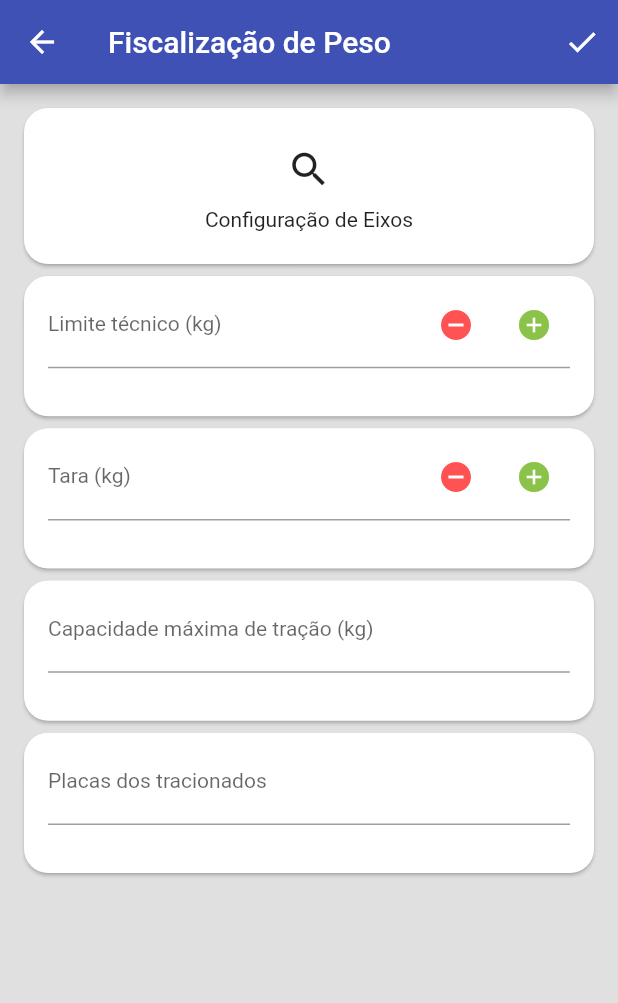
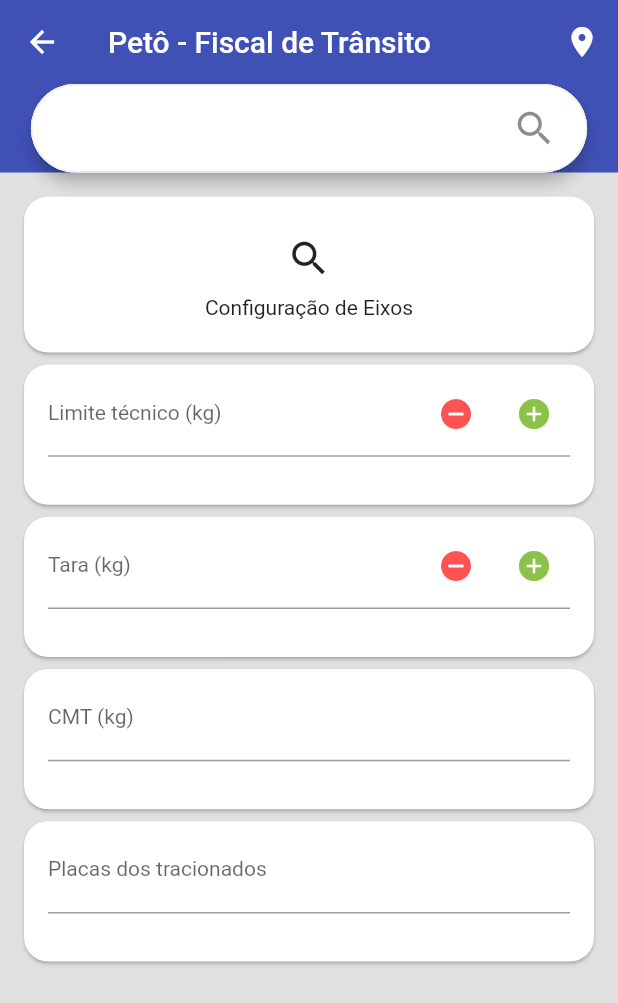
Before and after one commit to fabiotavares/fiscal, a Flutter app: the screen it shows after launch, after a tap on "Fiscalização de Peso", on a phone screen of 412 x 824 dp. Shown: the top 1003 px of the screen. Run offline on Flutter 3.47's test engine with Material 2 defaults, Android fonts, the phone set to English and light mode, and no system bars; our stand-ins replace flutter_icons, flutter_mobx, flutter_modular, flutter_screenutil, get, mobx; missing offline and left inert: ff_navigation_bar; generated files the repository leaves out were written again.

Commit message:
home app bar

```diff
--- /dev/null
+++ b/lib/app/components/home_appbar.dart
@@ -0,0 +1,69 @@
+import 'package:fiscal/app/components/theme_utils.dart';
+import 'package:fiscal/app/modules/peso/peso_controller.dart';
+import 'package:flutter/material.dart';
+import 'package:flutter_screenutil/flutter_screenutil.dart';
+
+// personalizando widget...
+class HomeAppBar extends PreferredSize {
+  final PesoController controller;
+  HomeAppBar(this.controller)
+      : super(
+          preferredSize: Size(double.infinity, 115),
+          child: AppBar(
+              backgroundColor: Colors.grey[300],
+              title: Text('Petô - Fiscal de Trânsito', style: TextStyle(color: Colors.white)),
+              actions: [
+                IconButton(
+                  icon: Icon(Icons.location_on),
+                  onPressed: () {},
+                ),
+              ],
+              elevation: 0,
+              // construindo o campo de pesquisa diferenciado
+              flexibleSpace: Stack(
+                children: [
+                  Container(
+                    // é esse camarada que está colocando a cor verde
+                    height: 120, //115,
+                    width: double.infinity,
+                    color: ThemeUtils.primaryColor,
+                  ),
+                  // Align? novidade pra mim!!
+                  Align(
+                    alignment: Alignment.bottomCenter,
+                    child: Container(
+                      width: ScreenUtil().screenWidth * .9,
+                      child: Material(
+                        // material pra colocar um elevation no campo de pesqusia
+                        elevation: 4,
+                        borderRadius: BorderRadius.circular(30),
+                        child: TextFormField(
+                          decoration: InputDecoration(
+                            // fillColor e filled precisam ser configurados em conjunto
+                            fillColor: Colors.white,
+                            filled: true,
+                            suffixIcon: Padding(
+                              padding: const EdgeInsets.only(right: 20),
+                              child: Icon(Icons.search, size: 30),
+                            ),
+                            border: OutlineInputBorder(
+                              borderRadius: BorderRadius.circular(30),
+                              borderSide: BorderSide(color: Colors.grey[200]),
+                            ),
+                            focusedBorder: OutlineInputBorder(
+                              borderRadius: BorderRadius.circular(30),
+                              borderSide: BorderSide(color: Colors.grey[200]),
+                            ),
+                            enabledBorder: OutlineInputBorder(
+                              borderRadius: BorderRadius.circular(30),
+                              borderSide: BorderSide(color: Colors.grey[200]),
+                            ),
+                          ),
+                        ),
+                      ),
+                    ),
+                  ),
+                ],
+              )),
+        );
+}
--- a/lib/app/components/text_field_soma/text_field_soma_widget.dart
+++ b/lib/app/components/text_field_soma/text_field_soma_widget.dart
@@ -6,9 +6,9 @@ import 'package:flutter_mobx/flutter_mobx.dart';
 
 class TextFieldSomaWidget extends StatelessWidget {
   // classe para persistir algumas informações na tela
-  final TextFieldSomaController controller;
+  final TextFieldSomaController textFieldSomaController;
   // controle do total exibido e repassado para quem chamou
-  final TextEditingController textFieldController;
+  final TextEditingController textEditingController;
   // controle apenas local para se obter um novo valor a ser somado
   final TextEditingController _newValue = TextEditingController();
   // rótulo a ser exibido
@@ -16,8 +16,8 @@ class TextFieldSomaWidget extends StatelessWidget {
 
   TextFieldSomaWidget({
     Key key,
-    @required this.controller,
-    @required this.textFieldController,
+    @required this.textFieldSomaController,
+    @required this.textEditingController,
     @required this.label,
   }) : super(key: key);
 
@@ -28,7 +28,7 @@ class TextFieldSomaWidget extends StatelessWidget {
       children: [
         TextFormField(
           readOnly: true,
-          controller: textFieldController,
+          controller: textEditingController,
           decoration: InputDecoration(
             labelText: label,
             labelStyle: TextStyle(fontSize: 14),
@@ -43,7 +43,7 @@ class TextFieldSomaWidget extends StatelessWidget {
                       color: ThemeUtils.theme.errorColor,
                     ),
                     onPressed: () {
-                      controller.remove(textFieldController);
+                      textFieldSomaController.remove(textEditingController);
                     },
                   ),
                   IconButton(
@@ -55,7 +55,7 @@ class TextFieldSomaWidget extends StatelessWidget {
                       GetDoubleNumberDialog.show(context: context, valueController: _newValue).then((value) {
                         if (_newValue.text.isNotEmpty) {
                           try {
-                            controller.add(textFieldController, double.parse(_newValue.text));
+                            textFieldSomaController.add(textEditingController, double.parse(_newValue.text));
                           } catch (e) {
                             // TODO
                           }
@@ -72,7 +72,7 @@ class TextFieldSomaWidget extends StatelessWidget {
           return Padding(
             padding: const EdgeInsets.only(left: 8.0, top: 8.0, bottom: 4.0),
             child: Text(
-              controller.contaMontada,
+              textFieldSomaController.contaMontada,
               style: TextStyle(color: Colors.grey),
             ),
           );
--- a/lib/app/modules/home/home_page.dart
+++ b/lib/app/modules/home/home_page.dart
@@ -1,3 +1,4 @@
+import 'package:fiscal/app/components/home_appbar.dart';
 import 'package:fiscal/app/components/theme_utils.dart';
 import 'package:flutter/material.dart';
 import 'package:flutter_icons/flutter_icons.dart';
@@ -22,9 +23,12 @@ class _HomePageState extends ModularState<HomePage, HomeController> {
     ThemeUtils.init(context);
 
     return Scaffold(
-      appBar: AppBar(
-        title: Text(widget.title),
-      ),
+      drawer: Drawer(),
+      backgroundColor: Colors.grey[300],
+      appBar: HomeAppBar(null),
+      // appBar: AppBar(
+      //   title: Text(widget.title),
+      // ),
       body: Padding(
         padding: const EdgeInsets.all(12.0),
         child: ListView(
--- a/lib/app/modules/peso/peso_controller.dart
+++ b/lib/app/modules/peso/peso_controller.dart
@@ -22,9 +22,9 @@ abstract class _PesoControllerBase with Store {
   TextEditingController pesoAferidoController = TextEditingController();
 
   // atributos necessários para os componentes de somatório
-  TextFieldSomaController limiteTecnico = TextFieldSomaController();
-  TextFieldSomaController tara = TextFieldSomaController();
-  TextFieldSomaController pesoDeclarado = TextFieldSomaController();
+  TextFieldSomaController limiteTecnicoSomaController = TextFieldSomaController();
+  TextFieldSomaController taraSomaController = TextFieldSomaController();
+  TextFieldSomaController pesoDeclaradoSomaController = TextFieldSomaController();
 
   @observable
   VeiculoPesoModel veiculoModel;
--- a/lib/app/modules/peso/peso_page.dart
+++ b/lib/app/modules/peso/peso_page.dart
@@ -1,8 +1,8 @@
 import 'package:ff_navigation_bar/ff_navigation_bar.dart';
 import 'package:fiscal/app/components/configuracao_peso_item.dart';
+import 'package:fiscal/app/components/home_appbar.dart';
 import 'package:fiscal/app/components/sim_ou_nao_dialog.dart';
 import 'package:fiscal/app/components/text_field_soma/text_field_soma_widget.dart';
-import 'package:fiscal/app/components/text_field_soma/text_field_soma_controller.dart';
 import 'package:fiscal/app/components/theme_utils.dart';
 import 'package:fiscal/app/model/veiculo_peso_model.dart';
 import 'package:fiscal/app/model/fiscalizacao_peso_model.dart';
@@ -40,20 +40,36 @@ class _PesoPageState extends ModularState<PesoPage, PesoController> {
       child: Observer(
         builder: (context) => Scaffold(
           backgroundColor: Colors.grey[300],
-          appBar: AppBar(
-            title: Text(widget.title),
-            actions: [
-              IconButton(
-                icon: Icon(Icons.check),
-                onPressed: () {
-                  final dados = validaDados();
-                  if (dados != null) {
-                    Modular.to.pushNamed('/peso/infracoes_peso', arguments: dados);
-                  }
-                },
-              )
-            ],
-          ),
+          appBar: HomeAppBar(controller),
+          // AppBar(
+          //   backgroundColor: Colors.grey[300],
+          //   elevation: 0,
+          //   title: Text(
+          //     widget.title,
+          //     style: TextStyle(color: ThemeUtils.primaryColor),
+          //   ),
+          //   actions: [
+          //     Container(
+          //       margin: EdgeInsets.all(10),
+          //       decoration: BoxDecoration(
+          //         color: ThemeUtils.accentColor,
+          //       ),
+          //       child: IconButton(
+          //         padding: EdgeInsets.all(10.0),
+          //         icon: Icon(
+          //           Icons.check,
+          //           size: 40,
+          //         ),
+          //         onPressed: () {
+          //           final dados = validaDados();
+          //           if (dados != null) {
+          //             Modular.to.pushNamed('/peso/infracoes_peso', arguments: dados);
+          //           }
+          //         },
+          //       ),
+          //     )
+          //   ],
+          // ),
           body: Observer(builder: (_) {
             return PageView(
               controller: controller.pageController,
@@ -151,10 +167,9 @@ class _PesoPageState extends ModularState<PesoPage, PesoController> {
                 shape: RoundedRectangleBorder(borderRadius: BorderRadius.circular(16)),
                 child: Padding(
                   padding: const EdgeInsets.only(left: 16.0, right: 16.0, top: 4.0, bottom: 4.0),
-                  // child: TextFormFieldSoma(controller: controller.limiteTecnicoController, label: 'Limite técnico (kg)'),
                   child: TextFieldSomaWidget(
-                    controller: controller.limiteTecnico,
-                    textFieldController: controller.limiteTecnicoController,
+                    textFieldSomaController: controller.limiteTecnicoSomaController,
+                    textEditingController: controller.limiteTecnicoController,
                     label: 'Limite técnico (kg)',
                   ),
                 ),
@@ -166,10 +181,9 @@ class _PesoPageState extends ModularState<PesoPage, PesoController> {
                 shape: RoundedRectangleBorder(borderRadius: BorderRadius.circular(16)),
                 child: Padding(
                   padding: const EdgeInsets.only(left: 16.0, right: 16.0, top: 4.0, bottom: 4.0),
-                  // child: TextFormFieldSoma(controller: controller.taraController, label: 'Tara (kg)'),
                   child: TextFieldSomaWidget(
-                    controller: controller.tara,
-                    textFieldController: controller.taraController,
+                    textFieldSomaController: controller.taraSomaController,
+                    textEditingController: controller.taraController,
                     label: 'Tara (kg)',
                   ),
                 ),
@@ -184,7 +198,7 @@ class _PesoPageState extends ModularState<PesoPage, PesoController> {
                   child: TextFormField(
                     controller: controller.cmtController,
                     decoration: const InputDecoration(
-                      labelText: 'Capacidade máxima de tração (kg)',
+                      labelText: 'CMT (kg)',
                       labelStyle: TextStyle(fontSize: 14),
                     ),
                     keyboardType: TextInputType.numberWithOptions(decimal: true),
@@ -317,11 +331,11 @@ class _PesoPageState extends ModularState<PesoPage, PesoController> {
                   shape: RoundedRectangleBorder(borderRadius: BorderRadius.circular(16)),
                   child: Padding(
                     padding: const EdgeInsets.only(left: 16.0, right: 16.0, top: 4.0, bottom: 4.0),
-                    // child: TextFormFieldSoma(controller: controller.pesoDeclaradoController, label: 'Peso declarado (kg)'),
                     child: TextFieldSomaWidget(
-                        controller: controller.pesoDeclarado,
-                        textFieldController: controller.pesoDeclaradoController,
-                        label: 'Peso declarado (kg)'),
+                      textFieldSomaController: controller.pesoDeclaradoSomaController,
+                      textEditingController: controller.pesoDeclaradoController,
+                      label: 'Peso declarado (kg)',
+                    ),
                   ),
                 ),
               ),
```
Also changed, not shown: lib/app/components/text_form_field_soma.dart (+9 -14 lines).
